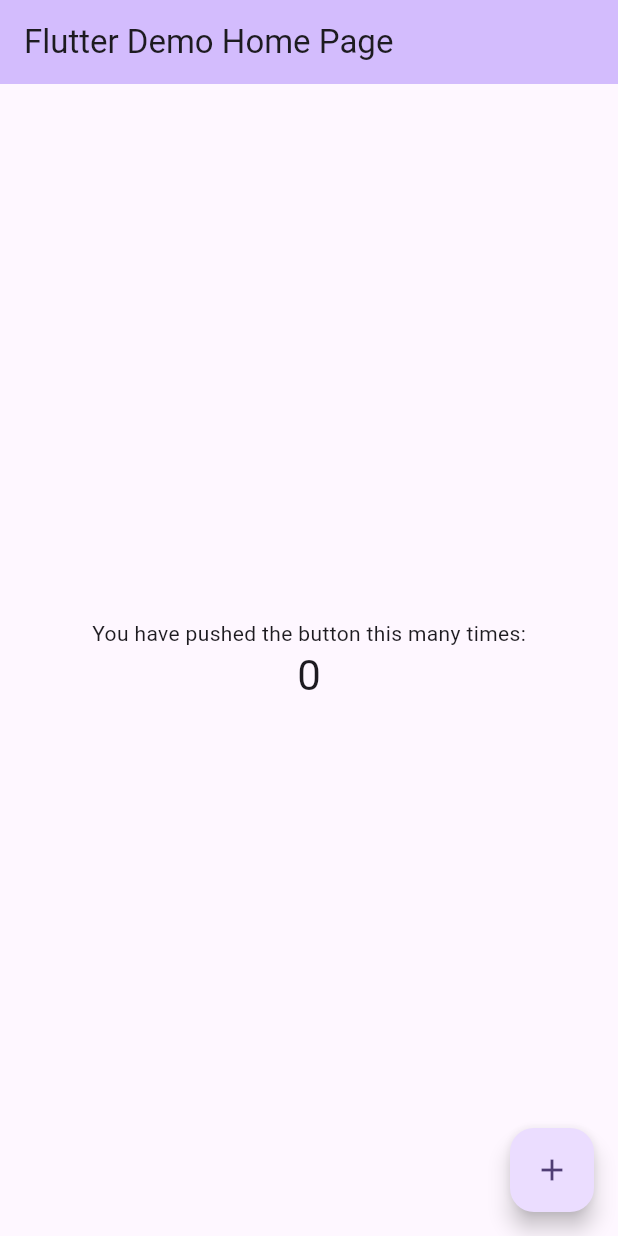
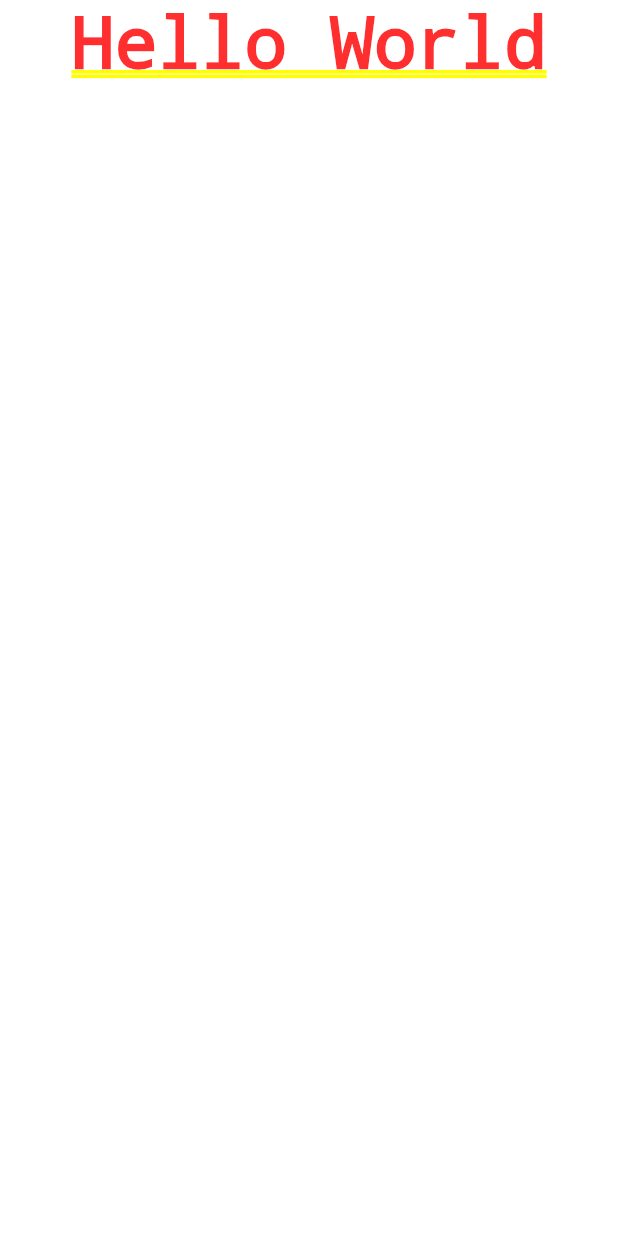
Before and after one commit to William-Fonseca-Geralde/Calculadora_Flutter-Java, a Flutter app: the screen it shows after launch, on a phone screen of 412 x 824 dp. Run offline on Flutter 3.47's test engine with Material 3 defaults, Android fonts, the phone set to English and light mode, and no system bars.

Commit message:
adicionado uma tela de "Hello World"

```diff
--- /dev/null
+++ b/frontend/calculadora_project/lib/app/home_page.dart
@@ -0,0 +1,21 @@
+import 'package:flutter/material.dart';
+
+class HomePage extends StatefulWidget {
+  const HomePage({super.key});
+
+  @override
+  State<HomePage> createState() => _HomePageState();
+}
+
+class _HomePageState extends State<HomePage> {
+  @override
+  Widget build(BuildContext context) {
+    return const SafeArea(
+      child: Column(
+        children: [
+          Text('Hello World')
+        ],
+      )
+    );
+  }
+}
--- a/frontend/calculadora_project/lib/main.dart
+++ b/frontend/calculadora_project/lib/main.dart
@@ -1,3 +1,4 @@
+import 'package:calculadora_project/app/home_page.dart';
 import 'package:flutter/material.dart';
 
 void main() {
@@ -7,119 +8,15 @@ void main() {
 class MyApp extends StatelessWidget {
   const MyApp({super.key});
 
-  // This widget is the root of your application.
   @override
   Widget build(BuildContext context) {
     return MaterialApp(
       title: 'Flutter Demo',
       theme: ThemeData(
-        // This is the theme of your application.
-        //
-        // TRY THIS: Try running your application with "flutter run". You'll see
-        // the application has a purple toolbar. Then, without quitting the app,
-        // try changing the seedColor in the colorScheme below to Colors.green
-        // and then invoke "hot reload" (save your changes or press the "hot
-        // reload" button in a Flutter-supported IDE, or press "r" if you used
-        // the command line to start the app).
-        //
-        // Notice that the counter didn't reset back to zero; the application
-        // state is not lost during the reload. To reset the state, use hot
-        // restart instead.
-        //
-        // This works for code too, not just values: Most code changes can be
-        // tested with just a hot reload.
         colorScheme: ColorScheme.fromSeed(seedColor: Colors.deepPurple),
         useMaterial3: true,
       ),
-      home: const MyHomePage(title: 'Flutter Demo Home Page'),
+      home: const HomePage(),
     );
   }
 }
-
-class MyHomePage extends StatefulWidget {
-  const MyHomePage({super.key, required this.title});
-
-  // This widget is the home page of your application. It is stateful, meaning
-  // that it has a State object (defined below) that contains fields that affect
-  // how it looks.
-
-  // This class is the configuration for the state. It holds the values (in this
-  // case the title) provided by the parent (in this case the App widget) and
-  // used by the build method of the State. Fields in a Widget subclass are
-  // always marked "final".
-
-  final String title;
-
-  @override
-  State<MyHomePage> createState() => _MyHomePageState();
-}
-
-class _MyHomePageState extends State<MyHomePage> {
-  int _counter = 0;
-
-  void _incrementCounter() {
-    setState(() {
-      // This call to setState tells the Flutter framework that something has
-      // changed in this State, which causes it to rerun the build method below
-      // so that the display can reflect the updated values. If we changed
-      // _counter without calling setState(), then the build method would not be
-      // called again, and so nothing would appear to happen.
-      _counter++;
-    });
-  }
-
-  @override
-  Widget build(BuildContext context) {
-    // This method is rerun every time setState is called, for instance as done
-    // by the _incrementCounter method above.
-    //
-    // The Flutter framework has been optimized to make rerunning build methods
-    // fast, so that you can just rebuild anything that needs updating rather
-    // than having to individually change instances of widgets.
-    return Scaffold(
-      appBar: AppBar(
-        // TRY THIS: Try changing the color here to a specific color (to
-        // Colors.amber, perhaps?) and trigger a hot reload to see the AppBar
-        // change color while the other colors stay the same.
-        backgroundColor: Theme.of(context).colorScheme.inversePrimary,
-        // Here we take the value from the MyHomePage object that was created by
-        // the App.build method, and use it to set our appbar title.
-        title: Text(widget.title),
-      ),
-      body: Center(
-        // Center is a layout widget. It takes a single child and positions it
-        // in the middle of the parent.
-        child: Column(
-          // Column is also a layout widget. It takes a list of children and
-          // arranges them vertically. By default, it sizes itself to fit its
-          // children horizontally, and tries to be as tall as its parent.
-          //
-          // Column has various properties to control how it sizes itself and
-          // how it positions its children. Here we use mainAxisAlignment to
-          // center the children vertically; the main axis here is the vertical
-          // axis because Columns are vertical (the cross axis would be
-          // horizontal).
-          //
-          // TRY THIS: Invoke "debug painting" (choose the "Toggle Debug Paint"
-          // action in the IDE, or press "p" in the console), to see the
-          // wireframe for each widget.
-          mainAxisAlignment: MainAxisAlignment.center,
-          children: <Widget>[
-            const Text(
-              'You have pushed the button this many times:',
-            ),
-            Text(
-              '$_counter',
-              style: Theme.of(context).textTheme.headlineMedium,
-            ),
-          ],
-        ),
-      ),
-      floatingActionButton: FloatingActionButton(
-        onPressed: _incrementCounter,
-        tooltip: 'Increment',
-        child: const Icon(Icons.add),
-      ), // This trailing comma makes auto-formatting nicer for build methods.
-    );
-  }
-}
```
